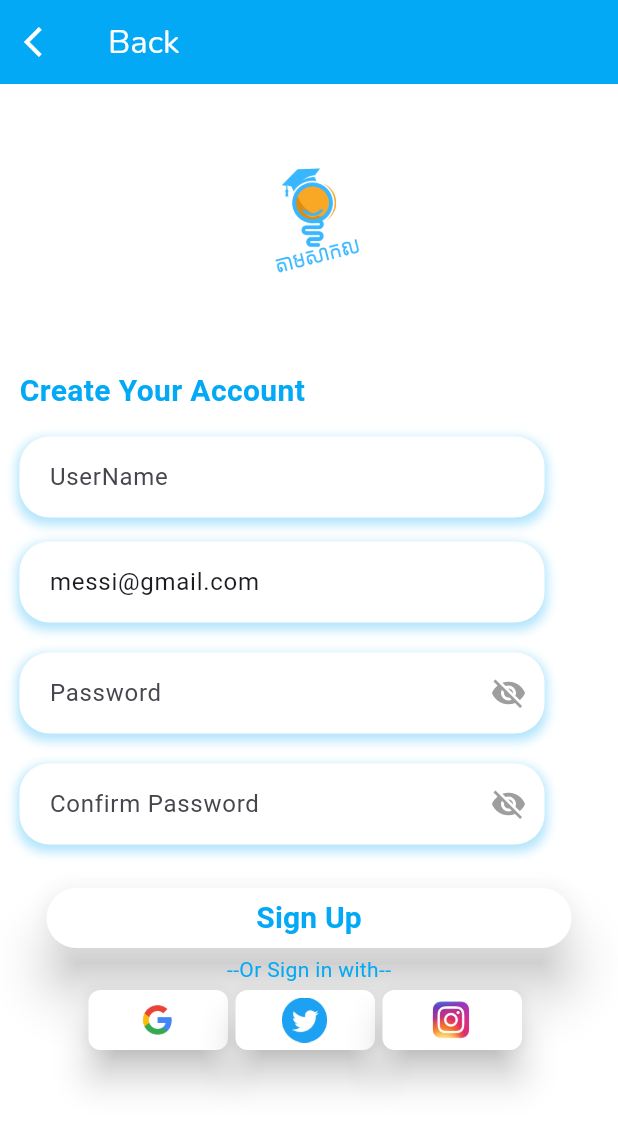
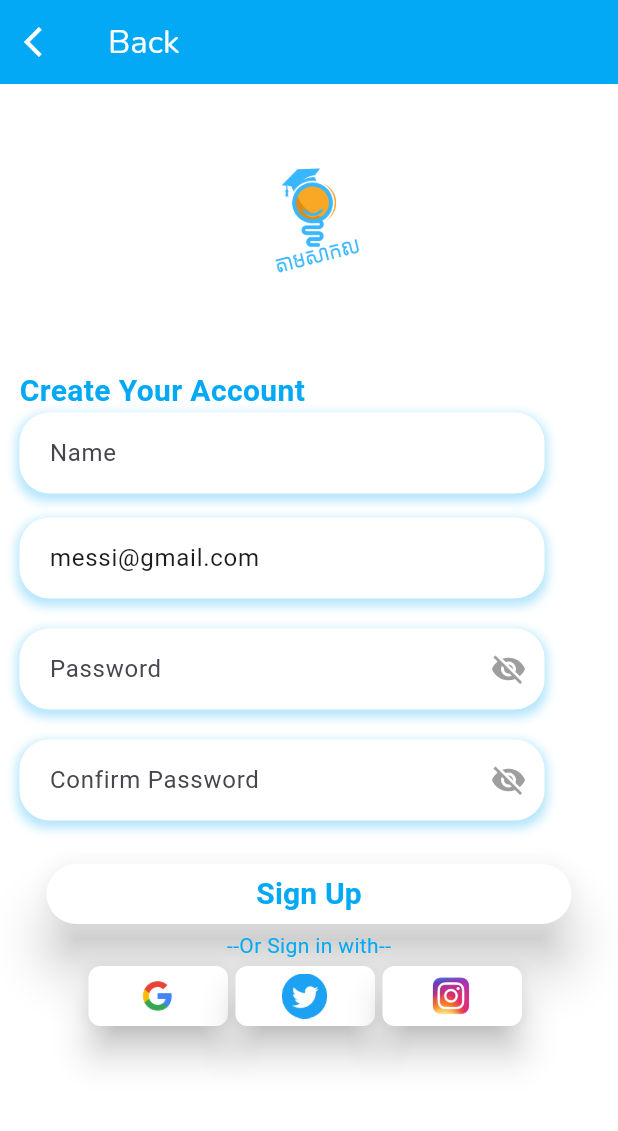
Before and after one commit to Bathhy/TamSakalApp, a Flutter app: the Loginpage screen opened by its route, after a tap on "Sign In", after a tap on "Sign Up", on a phone screen of 412 x 824 dp. Shown: the top 1131 px of the screen. Run offline on Flutter 3.47's test engine with Material 3 defaults, Android fonts, the phone set to English and light mode, and no system bars; our stand-ins replace flutter_slidable, get, google_fonts, shared_preferences; accounts and stored records are empty.

Commit message:
no message becuz i just come back lol

```diff
--- a/lib/Local_db/local_db.dart
+++ b/lib/Local_db/local_db.dart
@@ -1,4 +1,3 @@
-import 'package:get/get.dart';
 import 'package:practiceloginlayout/RepoUni/repo_uni.dart';
 import 'package:shared_preferences/shared_preferences.dart';
 import 'dart:convert';
@@ -9,7 +8,7 @@ class TamsakalDB {
   TamsakalDB._internal();
   Future<SharedPreferences> _getSharePref() async =>
       await SharedPreferences.getInstance();
-
+// save fav
   Future<bool> setFavUni(RepoUni repo) async {
     final favUni = await getFav();
     final isexit =
--- a/lib/controller/controller_binding/binding_control.dart
+++ b/lib/controller/controller_binding/binding_control.dart
@@ -2,13 +2,16 @@ import 'package:get/get.dart';
 import 'package:practiceloginlayout/controller/bottom_control.dart';
 import 'package:practiceloginlayout/controller/page_control.dart';
 import 'package:practiceloginlayout/controller/search_control.dart';
+import 'package:practiceloginlayout/controller/splash_control.dart';
 
 class UniBingding extends Bindings {
+  @override
   void dependencies() {
     // Get.put(() => AuthController());
     Get.lazyPut(() => PageviewController());
     Get.put(BottomNaviController());
     // Get.put(favcontroller())
+    Get.put(SplashscreenController());
     Get.put(SearchingController());
   }
 }
--- a/lib/controller/fav_uni_control.dart
+++ b/lib/controller/fav_uni_control.dart
@@ -5,6 +5,7 @@ import 'package:practiceloginlayout/RepoUni/repo_uni.dart';
 
 class favcontroller extends GetxController {
   final TamsakalDB _favdb = TamsakalDB.instance;
+  RxList<RepoUni> universities = <RepoUni>[].obs;
   List<RepoUni> Unidata = RepoUni.repouniver;
   final FavDb = <RepoUni>[].obs;
   var favstat = false;
--- a/lib/controller/login_controller.dart
+++ b/lib/controller/login_controller.dart
@@ -1,7 +1,10 @@
 import 'package:flutter/material.dart';
 import 'package:get/get.dart';
+import 'package:practiceloginlayout/ViewScreen/home_screen.dart';
 import 'package:practiceloginlayout/bottom_navi_view/bottom_navi_viewscreen.dart';
+import 'package:practiceloginlayout/login/loginpage.dart';
 import 'package:practiceloginlayout/model/model_user.dart';
+import 'package:practiceloginlayout/store_key/storing_key_value.dart';
 import 'package:shared_preferences/shared_preferences.dart';
 
 class AuthController extends GetxController {
@@ -69,7 +72,7 @@ class AuthController extends GetxController {
         isLoggedIn.value = true;
         print('After login: isLoggedIn = ${isLoggedIn.value}');
         Get.offAll(() => BottomNaviView());
-        prefs.setBool('islogin', true);
+        prefs.setBool(loginkey, true);
       } else {
         Get.snackbar("Not found", "Couldn't find account",
             icon: Icon(
@@ -110,4 +113,10 @@ class AuthController extends GetxController {
   void hidecslogin() {
     cpasshidden.value = !cpasshidden.value;
   }
+
+  void logout() async {
+    SharedPreferences prefs = await SharedPreferences.getInstance();
+    prefs.remove(loginkey);
+  }
+
 }
--- a/lib/login/loginpage.dart
+++ b/lib/login/loginpage.dart
@@ -45,14 +45,10 @@ class _LoginpageState extends State<Loginpage> {
                 ),
               ),
             ),
-            Container(
-              padding: const EdgeInsets.only(bottom: 20),
-              child: Column(
-                crossAxisAlignment: CrossAxisAlignment.start,
+            Column(
+              crossAxisAlignment: CrossAxisAlignment.center,
               children: [
-                  Padding(
-                    padding: const EdgeInsets.symmetric(horizontal: 20),
-                    child: const Text(
+                Text(
                   "Login to your Account",
                   style: TextStyle(
                     color: myBlueColor,
@@ -60,21 +56,14 @@ class _LoginpageState extends State<Loginpage> {
                     fontWeight: FontWeight.bold,
                   ),
                 ),
-                  ),
                 const SizedBox(height: 16),
-                  Row(
-                    mainAxisAlignment: MainAxisAlignment.center,
+                Column(
                   children: [
                     textformNoIcon(
                       label: "Email",
                       controller: _authController.Lemail,
                     ),
-                    ],
-                  ),
                     const SizedBox(height: 20),
-                  Row(
-                    mainAxisAlignment: MainAxisAlignment.center,
-                    children: [
                     textformfieldWithIcon(
                       authController: _authController,
                       label: "Password",
@@ -85,7 +74,6 @@ class _LoginpageState extends State<Loginpage> {
                 const SizedBox(height: 30),
                 _signinButton(),
               ],
-              ),
             ),
             Container(
               padding: const EdgeInsets.only(bottom: 10),
@@ -116,7 +104,7 @@ class _LoginpageState extends State<Loginpage> {
           child: ElevatedButton(
             onPressed: () {
               _authController.login(
-                  _authController.Remail.text, _authController.RcPassword.text);
+                  _authController.Lemail.text, _authController.Lpassword.text);
               _authController.clearlogin();
               // Get.offAll(() => BottomNaviView());
             },
--- a/lib/model/model_user.dart
+++ b/lib/model/model_user.dart
@@ -1,5 +1,27 @@
 class User {
   final String email;
   final String password;
-  User({required this.email, required this.password});
+  // final String userName;
+
+  User({
+    required this.email,
+    required this.password,
+    // required this.userName,
+  });
+
+  Map<String, dynamic> toJson() {
+    return {
+      'email': email,
+      'password': password,
+      // 'userName': userName,
+    };
+  }
+
+  factory User.fromJson(Map<String, dynamic> json) {
+    return User(
+      email: json['email'],
+      password: json['password'],
+      // userName: json['userName'],
+    );
+  }
 }
--- /dev/null
+++ b/lib/route_page/route_page.dart
@@ -0,0 +1,22 @@
+import 'package:get/get.dart';
+import 'package:practiceloginlayout/ViewScreen/detail_major.dart';
+import 'package:practiceloginlayout/ViewScreen/profile_ui.dart';
+import 'package:practiceloginlayout/ViewScreen/splashscreen.dart';
+import 'package:practiceloginlayout/bottom_navi_view/bottom_navi_viewscreen.dart';
+import 'package:practiceloginlayout/login/loginpage.dart';
+
+class RouteScreen {
+  static String SplashscreenRoute = '/splash';
+  static String BottomNaviRoute = '/bottom';
+  static String ProfileRoute = '/Profilview';
+  static String DetailMajorRoute = '/DetailMajor';
+  static String LoginRoute = '/Login';
+  static String DetailUniRoute = '/DetailUni';
+  static List<GetPage> appPage = [
+    GetPage(name: SplashscreenRoute, page: () => Splashscreen()),
+    GetPage(name: BottomNaviRoute, page: () => BottomNaviView()),
+    GetPage(name: ProfileRoute, page: () => ProfileView()),
+    GetPage(name: DetailMajorRoute, page: () => DetailMajorView()),
+    GetPage(name: LoginRoute, page: () => Loginpage()),
+  ];
+}
--- a/lib/singup/sign_up.dart
+++ b/lib/singup/sign_up.dart
@@ -57,9 +57,9 @@ class _SignupscreenState extends State<Signupscreen> {
                         fontSize: 20,
                         fontWeight: FontWeight.bold),
                   ),
-                  const SizedBox(height: 16),
                   textformNoIcon(
-                    label: "UserName",
+                    // controller: authController.RUsername,
+                    label: "Name",
                   ),
                   const SizedBox(height: 16),
                   textformNoIcon(
@@ -96,44 +96,6 @@ class _SignupscreenState extends State<Signupscreen> {
                       ],
                     ),
                   ),
-                  // Container(
-                  //   width: 350,
-                  //   decoration: BoxDecoration(
-                  //     color: Colors.white,
-                  //     borderRadius: BorderRadius.circular(20),
-                  //     boxShadow: [
-                  //       BoxShadow(
-                  //         color: myBlueColor.withOpacity(0.3),
-                  //         spreadRadius: 2,
-                  //         blurRadius: 5,
-                  //         offset: const Offset(0, 3),
-                  //       ),
-                  //     ],
-                  //   ),
-                  //   child: Obx(
-                  //     () => TextFormField(
-                  //       controller: authController.RcPassword,
-                  //       obscureText: authController.cpasshidden.value,
-                  //       decoration: InputDecoration(
-                  //         hintText: "Confirm password",
-                  //         suffixIcon: InkWell(
-                  //           child: Icon(
-                  //             authController.cpasshidden.value
-                  //                 ? Icons.visibility_off
-                  //                 : Icons.visibility,
-                  //             color: Colors.grey,
-                  //           ),
-                  //           onTap: () {
-                  //             authController.hidecslogin();
-                  //           },
-                  //         ),
-                  //         contentPadding:
-                  //             EdgeInsets.symmetric(vertical: 15, horizontal: 20),
-                  //         border: InputBorder.none,
-                  //       ),
-                  //     ),
-                  //   ),
-                  // ),
                   const SizedBox(height: 25),
                   Row(
                     mainAxisAlignment: MainAxisAlignment.center,
@@ -144,10 +106,11 @@ class _SignupscreenState extends State<Signupscreen> {
                         child: ElevatedButton(
                           onPressed: () {
                             authController.register(
-                                authController.Remail.text,
-                                authController.Rpassword.text,
-                                authController.RcPassword.text);
-                            authController.ClearRegister();
+                              authController.Remail.text,
+                              authController.Rpassword.text,
+                              authController.RcPassword.text,
+                            );
+                            // authController.ClearRegister();
                           },
                           style: ElevatedButton.styleFrom(
                             backgroundColor: Colors.white,
--- /dev/null
+++ b/lib/store_key/storing_key_value.dart
@@ -0,0 +1 @@
+final  String loginkey = 'islogin';
```
Also changed, not shown: lib/Local_db/local_auth.dart (added, +34 -0 lines), lib/ViewScreen/detail_view.dart (+16 -48 lines), lib/ViewScreen/profile_ui.dart (+29 -16 lines), lib/ViewScreen/splashscreen.dart (+16 -5 lines), lib/controller/splash_control.dart (added, +16 -0 lines). Lines whose indentation alone changed are shown as unchanged.
